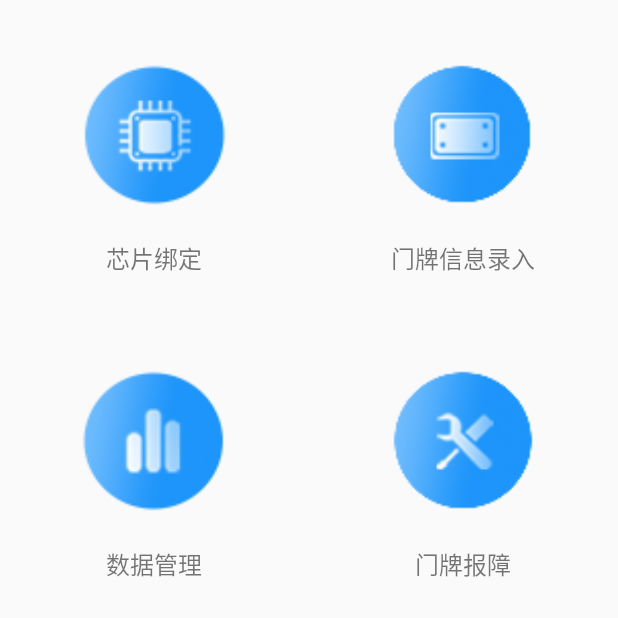
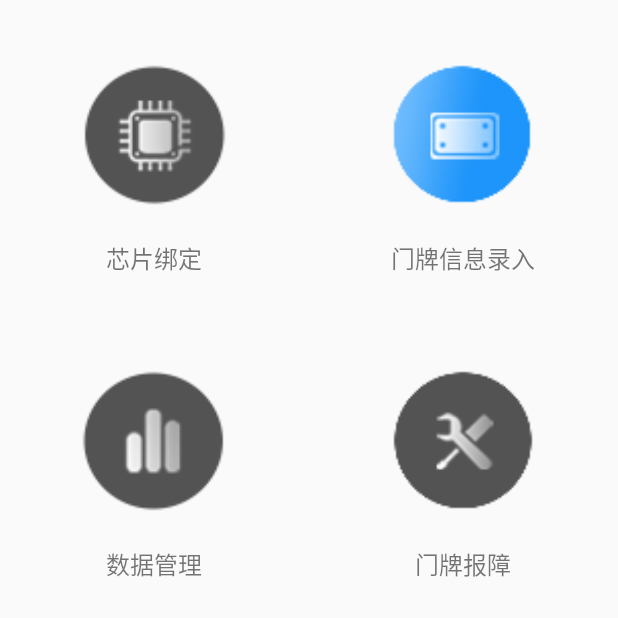
Before and after one commit to 603lyy/pda-phone, an Android app: the screen it shows after launch (MainActivity), on a phone screen of 412 x 824 dp, the top half of it. Run offline under Robolectric (Android 15) with nearby library versions, the phone set to English and light mode, and no system bars; libraries missing offline, so code that uses them is left out: com.tencent.bugly, com.tencent.smtt, org.xutils.x; 5 statements that could not run were skipped.

Commit message:
代码微调

```diff
--- a/app/src/main/java/com/yaheen/pdaapp/activity/WebActivity.java
+++ b/app/src/main/java/com/yaheen/pdaapp/activity/WebActivity.java
@@ -107,6 +107,11 @@ public class WebActivity extends BaseActivity {
         webSetting.setLoadWithOverviewMode(true);
         webSetting.setUseWideViewPort(true);
 
+        //禁止放大
+        webSetting.setBuiltInZoomControls(false);
+        webSetting.setSupportZoom(false);
+        webSetting.setDisplayZoomControls(false);
+
         //启用数据库
         webSetting.setDatabaseEnabled(true);
         webSetting.setJavaScriptCanOpenWindowsAutomatically(true);//支持JavaScriptEnabled
--- a/app/src/main/res/layout/activity_main.xml
+++ b/app/src/main/res/layout/activity_main.xml
@@ -27,7 +27,7 @@
             <ImageView
                 android:layout_width="100dp"
                 android:layout_height="100dp"
-                android:background="@drawable/ic_chip" />
+                android:background="@drawable/ic_chip_gray" />
 
             <TextView
                 android:id="@+id/tv_bind"
@@ -87,7 +87,7 @@
             <ImageView
                 android:layout_width="100dp"
                 android:layout_height="100dp"
-                android:background="@drawable/ic_data" />
+                android:background="@drawable/ic_data_gray" />
 
             <TextView
                 android:id="@+id/tv_manage"
@@ -113,7 +113,7 @@
             <ImageView
                 android:layout_width="100dp"
                 android:layout_height="100dp"
-                android:background="@drawable/ic_breakdown" />
+                android:background="@drawable/ic_breakdown_gray" />
 
             <TextView
                 android:id="@+id/tv_report"
```
Also changed, not shown: app/src/main/res/drawable-xxhdpi/ic_breakdown_gray.png (added), app/src/main/res/drawable-xxhdpi/ic_chip_gray.png (added), app/src/main/res/drawable-xxhdpi/ic_data_gray.png (added), app/src/main/res/drawable-xxhdpi/ic_doorplate_gray.png (added).
